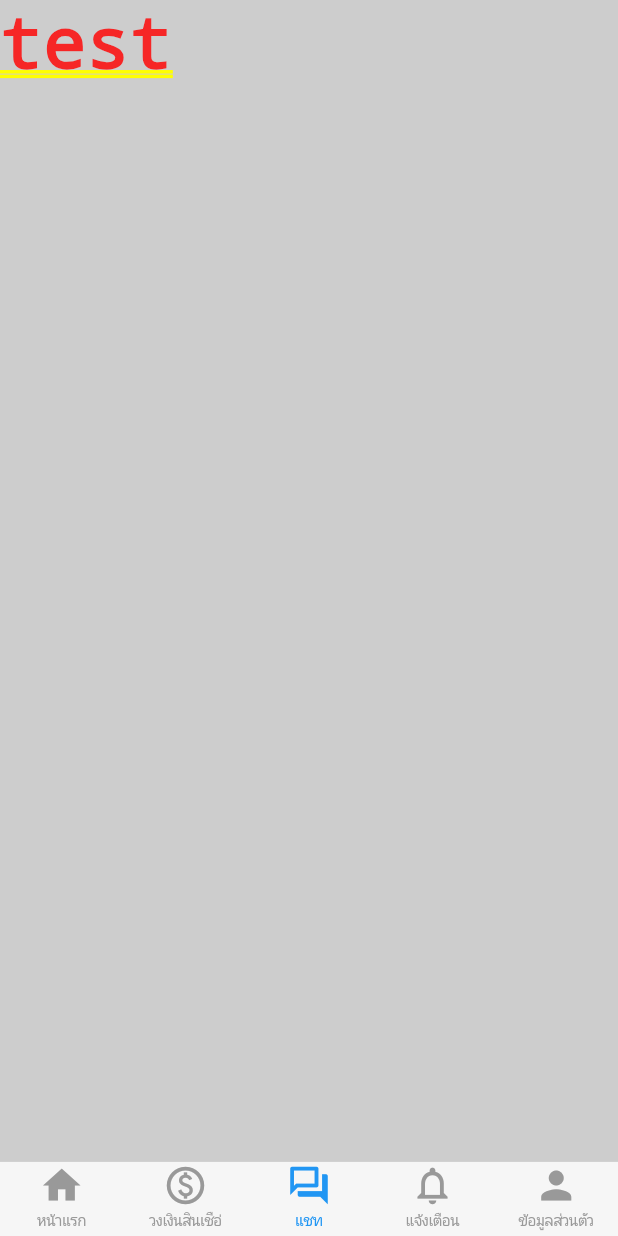
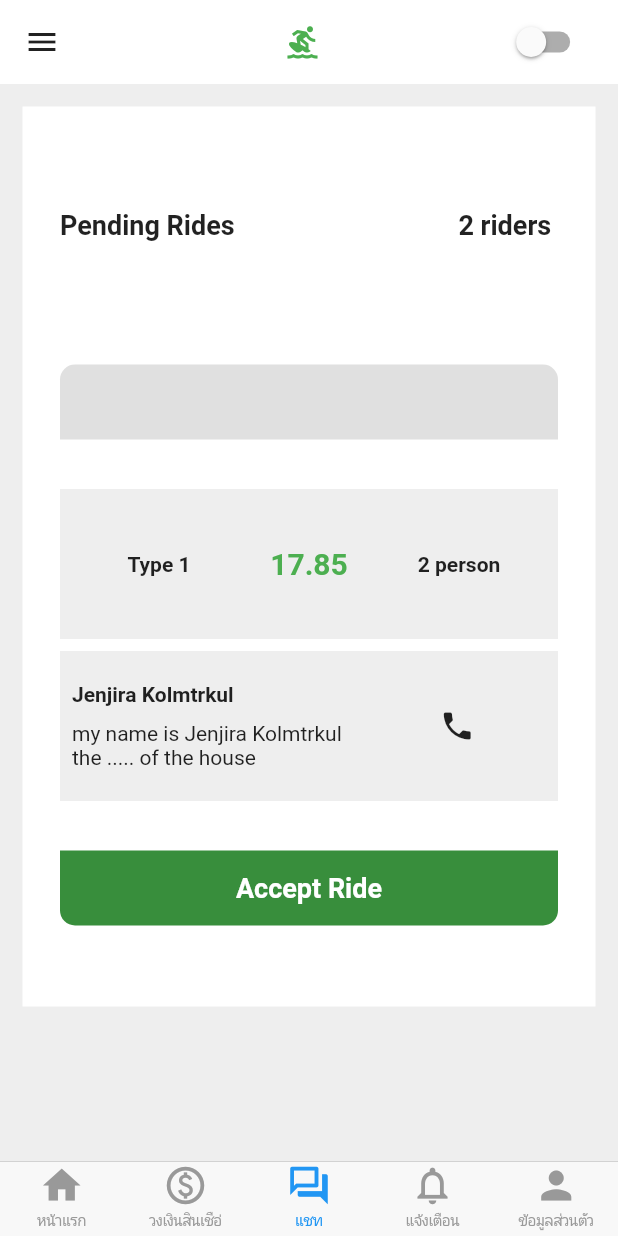
Before and after one commit to toonjung/Flutter_ai, a Flutter app: the screen it shows after launch, item 3 of the bottom bar chosen, on a phone screen of 412 x 824 dp. Run offline on Flutter 3.47's test engine with Material 2 defaults, Android fonts, the phone set to English and light mode, and no system bars; accounts and stored records are empty; network calls fail.

Commit message:
desing test not Complete

```diff
--- /dev/null
+++ b/lib/design.dart
@@ -0,0 +1,307 @@
+import 'package:flutter/material.dart';
+import 'package:flutter/rendering.dart';
+
+class Design extends StatefulWidget {
+  const Design({Key? key}) : super(key: key);
+
+  @override
+  _DesignState createState() => _DesignState();
+}
+
+class _DesignState extends State<Design> {
+  bool isSwitched = false;
+  @override
+  Widget build(BuildContext context) {
+    return Scaffold(
+      backgroundColor: Colors.grey[200],
+      appBar: AppBar(
+          backgroundColor: Colors.white,
+          iconTheme: IconThemeData(color: Colors.grey[900]),
+          elevation: 0,
+          title: viewAppBar()),
+      drawer: viewDrawer(context),
+      body: Padding(
+        padding: const EdgeInsets.all(15.0),
+        child: Column(
+          children: [
+            Container(
+              height: 600,
+              color: Colors.white,
+              child: Padding(
+                padding: const EdgeInsets.all(25.0),
+                child: Column(
+                  children: [
+                    Expanded(
+                      child: Row(
+                        children: [
+                          Expanded(
+                              flex: 8,
+                              child: Text(
+                                "Pending Rides",
+                                style: TextStyle(
+                                    fontWeight: FontWeight.bold, fontSize: 18),
+                                textAlign: TextAlign.start,
+                              )),
+                          Expanded(
+                              flex: 2,
+                              child: Text(
+                                "2 riders",
+                                style: TextStyle(
+                                    fontWeight: FontWeight.bold, fontSize: 18),
+                                textAlign: TextAlign.start,
+                              )),
+                        ],
+                      ),
+                    ),
+                    SizedBox(
+                      height: 10,
+                    ),
+                    // Expanded(
+                    //   child: Row(
+                    //     children: [
+                    //       Expanded(
+                    //         child: Container(
+                    //           child: Container(
+                    //             height: 80,
+                    //             width: double.infinity,
+                    //             decoration: BoxDecoration(
+                    //               color: Colors.blue,
+                    //             ),
+                    //             child: Container(
+                    //               height: 100,
+                    //               alignment: Alignment(0, 10),
+                    //               child: Row(
+                    //                 children: [
+                    //                   CircleAvatar(
+                    //                     backgroundImage: NetworkImage(
+                    //                         'https://googleflutter.com/sample_image.jpg'),
+                    //                     radius: 30.0,
+                    //                   ),
+                    //                 ],
+                    //               ),
+                    //             ),
+                    //           ),
+                    //         ),
+                    //       ),
+                    //     ],
+                    //   ),
+                    // ),
+
+                    Expanded(
+                      child: Row(
+                        children: [
+                          Expanded(
+                            child: Container(
+                              height: 50,
+                              decoration: BoxDecoration(
+                                color: Colors.grey[300],
+                                borderRadius: BorderRadius.only(
+                                    topLeft: Radius.circular(10.0),
+                                    topRight: Radius.circular(10.0)),
+                              ),
+                              child: Row(
+                                children: [],
+                              ),
+                            ),
+                          ),
+                        ],
+                      ),
+                    ),
+                    Expanded(
+                      child: Row(
+                        children: [
+                          Expanded(
+                            child: Container(
+                              height: 100,
+                              decoration: BoxDecoration(
+                                color: Colors.grey[200],
+                              ),
+                              child: Padding(
+                                padding: const EdgeInsets.all(8.0),
+                                child: Padding(
+                                  padding: const EdgeInsets.all(8.0),
+                                  child: Row(
+                                    children: [
+                                      Expanded(
+                                        child: Text(
+                                          "Type 1",
+                                          style: TextStyle(
+                                            fontWeight: FontWeight.bold,
+                                          ),
+                                          textAlign: TextAlign.center,
+                                        ),
+                                      ),
+                                      Expanded(
+                                        child: Text(
+                                          "17.85",
+                                          style: TextStyle(
+                                              fontWeight: FontWeight.bold,
+                                              fontSize: 20,
+                                              color: Colors.green),
+                                          textAlign: TextAlign.center,
+                                        ),
+                                      ),
+                                      Expanded(
+                                        child: Text(
+                                          "2 person",
+                                          style: TextStyle(
+                                            fontWeight: FontWeight.bold,
+                                          ),
+                                          textAlign: TextAlign.center,
+                                        ),
+                                      ),
+                                    ],
+                                  ),
+                                ),
+                              ),
+                            ),
+                          ),
+                        ],
+                      ),
+                    ),
+                    Expanded(
+                      child: Row(
+                        children: [
+                          Expanded(
+                            child: Container(
+                              height: 100,
+                              decoration: BoxDecoration(
+                                color: Colors.grey[200],
+                              ),
+                              child: Padding(
+                                padding: const EdgeInsets.all(8.0),
+                                child: Row(
+                                  children: [
+                                    Expanded(
+                                      flex: 5,
+                                      child: Column(
+                                        crossAxisAlignment:
+                                            CrossAxisAlignment.start,
+                                        mainAxisAlignment:
+                                            MainAxisAlignment.center,
+                                        children: [
+                                          Text(
+                                            "Jenjira Kolmtrkul",
+                                            style: TextStyle(
+                                              fontWeight: FontWeight.bold,
+                                            ),
+                                          ),
+                                          SizedBox(
+                                            height: 10,
+                                          ),
+                                          Text("my name is Jenjira Kolmtrkul"),
+                                          Text("the ..... of the house"),
+                                        ],
+                                      ),
+                                    ),
+                                    Expanded(
+                                      flex: 3,
+                                      child: Column(
+                                        mainAxisAlignment:
+                                            MainAxisAlignment.center,
+                                        children: [Icon(Icons.phone)],
+                                      ),
+                                    )
+                                  ],
+                                ),
+                              ),
+                            ),
+                          ),
+                        ],
+                      ),
+                    ),
+                    Expanded(
+                      child: Row(
+                        children: [
+                          Expanded(
+                            child: Container(
+                              alignment: Alignment.center,
+                              height: 50,
+                              width: double.infinity,
+                              decoration: BoxDecoration(
+                                color: Colors.green[700],
+                                borderRadius: BorderRadius.only(
+                                    bottomLeft: Radius.circular(10.0),
+                                    bottomRight: Radius.circular(10.0)),
+                              ),
+                              child: Expanded(
+                                child: Text(
+                                  "Accept Ride",
+                                  style: TextStyle(
+                                      fontWeight: FontWeight.bold,
+                                      fontSize: 18,
+                                      color: Colors.white),
+                                  textAlign: TextAlign.center,
+                                ),
+                              ),
+                            ),
+                          ),
+                        ],
+                      ),
+                    ),
+                  ],
+                ),
+              ),
+            ),
+          ],
+        ),
+      ),
+    );
+  }
+
+  Drawer viewDrawer(BuildContext context) {
+    return Drawer(
+      child: ListView(
+        padding: EdgeInsets.zero,
+        children: [
+          const DrawerHeader(
+            decoration: BoxDecoration(
+              color: Colors.blue,
+            ),
+            child: Text('Drawer Header'),
+          ),
+          ListTile(
+            title: const Text('Item 1'),
+            onTap: () {
+              Navigator.pop(context);
+            },
+          ),
+          ListTile(
+            title: const Text('Item 2'),
+            onTap: () {
+              Navigator.pop(context);
+            },
+          ),
+        ],
+      ),
+    );
+  }
+
+  Row viewAppBar() {
+    return Row(
+      mainAxisAlignment: MainAxisAlignment.spaceEvenly,
+      children: [
+        Expanded(
+            flex: 4,
+            child: Icon(
+              Icons.surfing,
+              color: Colors.green[500],
+            )),
+        Expanded(
+          flex: 1,
+          child: Switch(
+            value: isSwitched,
+            onChanged: (value) {
+              setState(() {
+                isSwitched = value;
+                print(isSwitched);
+              });
+            },
+            activeTrackColor: Colors.greenAccent,
+            activeColor: Colors.green[600],
+          ),
+        ),
+      ],
+    );
+  }
+}
--- a/lib/main.dart
+++ b/lib/main.dart
@@ -1,7 +1,9 @@
 import 'package:flutter/cupertino.dart';
 import 'package:flutter/material.dart';
+import 'package:flutter_new/design.dart';
 import 'package:flutter_new/infromation.dart';
 import 'package:flutter_new/profile1.dart';
+import 'package:flutter_new/test2.dart';
 
 void main() {
   runApp(MyApp());
@@ -94,14 +96,14 @@ class _MyHomePageState extends State<MyHomePage> {
               case 2:
                 return CupertinoTabView(
                   builder: (BuildContext context) {
-                    return Text("test");
+                    return Design();
                   },
                 );
                 break;
               case 3:
                 return CupertinoTabView(
                   builder: (BuildContext context) {
-                    return Text("test");
+                    return Test2();
                   },
                 );
               case 4:
@@ -119,6 +121,5 @@ class _MyHomePageState extends State<MyHomePage> {
         );
       },
     );
-
   }
 }
```
Also changed, not shown: lib/infromation.dart (+41 -16 lines), lib/provider/api_provider.dart (+9 -6 lines), lib/test2.dart (added, +114 -0 lines).
